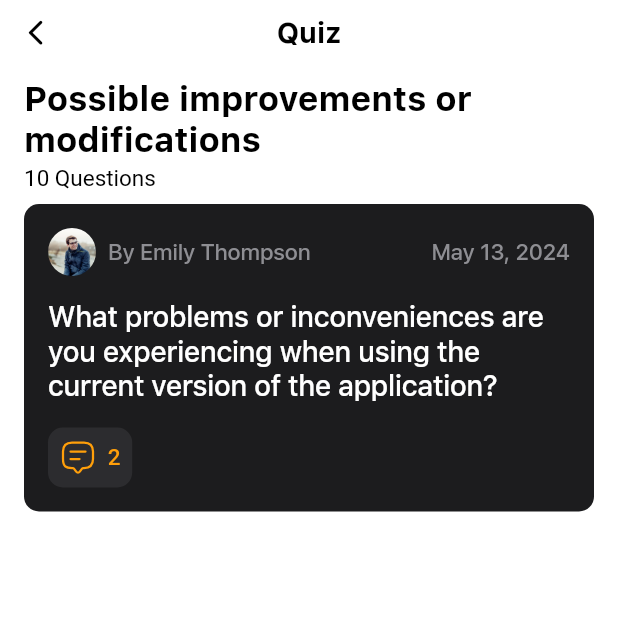
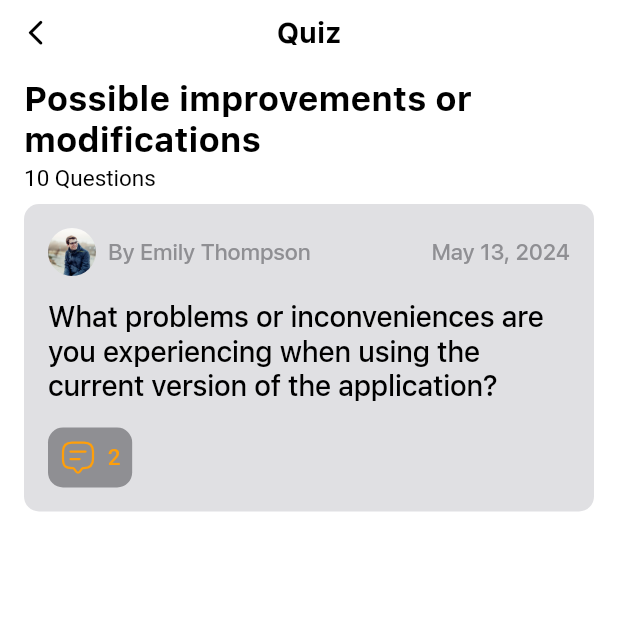
Before and after one commit to kent0505/project11, a Flutter app: the QuizQuestionsPage screen opened by its route, on a phone screen of 412 x 824 dp, the top half of it. Run offline on Flutter 3.47's test engine with Material 3 defaults, Android fonts, the phone set to English and light mode, and no system bars; our stand-ins replace cached_network_image, flutter_bloc, flutter_slidable, flutter_svg, go_router, hive_flutter and 2 more; accounts and stored records are empty; network calls fail; Roboto replaces fonts that are missing (SFM).

Commit message:
changed colors

```diff
--- a/lib/core/config/app_colors.dart
+++ b/lib/core/config/app_colors.dart
@@ -4,23 +4,23 @@ class AppColors {
   static const Color yellow = Color(0xffFF9F0A);
   static Color yellow14 = const Color(0xffFF9F0A).withOpacity(0.14);
 
-  static const Color grey = Color(0xff8E8E93);
-  static const Color card = Color(0xff1C1C1E);
-  static const Color text = Colors.white;
-  static const Color black = Colors.black;
-  static const Color menu = Color(0xff252525);
-  static Color border = const Color(0xffEBEBF5).withOpacity(0.3);
-  static Color grey2 = const Color(0xffEBEBF5).withOpacity(0.3);
-  static Color grey3 = const Color(0xffEBEBF5).withOpacity(0.08);
-
   // static const Color grey = Color(0xff8E8E93);
-  // static const Color card = Color(0xff333333);
+  // static const Color card = Color(0xff1C1C1E);
   // static const Color text = Colors.white;
   // static const Color black = Colors.black;
   // static const Color menu = Color(0xff252525);
   // static Color border = const Color(0xffEBEBF5).withOpacity(0.3);
   // static Color grey2 = const Color(0xffEBEBF5).withOpacity(0.3);
   // static Color grey3 = const Color(0xffEBEBF5).withOpacity(0.08);
+
+  static const Color grey = Color(0xff8F8F93);
+  static const Color card = Color(0xffE0E0E3);
+  static const Color text = Colors.black;
+  static const Color black = Colors.white;
+  static const Color menu = Color(0xffE1E1E1);
+  static Color border = const Color(0xff8F8F93).withOpacity(0.5);
+  static Color grey2 = const Color(0xffA8A8AD).withOpacity(0.7);
+  static Color grey3 = const Color(0xffA8A8AD).withOpacity(0.5);
 }
 
 // Primary Color: (#333333)
--- a/lib/core/widgets/buttons/arrow_back_button.dart
+++ b/lib/core/widgets/buttons/arrow_back_button.dart
@@ -19,7 +19,7 @@ class ArrowBackButton extends StatelessWidget {
         child: const Center(
           child: Icon(
             Icons.arrow_back_ios_rounded,
-            color: AppColors.black,
+            color: AppColors.text,
           ),
         ),
       ),
--- a/lib/core/widgets/custom_appbar.dart
+++ b/lib/core/widgets/custom_appbar.dart
@@ -19,7 +19,7 @@ class CustomAppbar extends StatelessWidget {
           Text(
             title,
             style: const TextStyle(
-              color: AppColors.black,
+              color: AppColors.text,
               fontSize: 19,
               fontFamily: 'SFB',
             ),
--- a/lib/core/widgets/custom_scaffold.dart
+++ b/lib/core/widgets/custom_scaffold.dart
@@ -1,14 +1,19 @@
 import 'package:flutter/material.dart';
 
 class CustomScaffold extends StatelessWidget {
-  const CustomScaffold({super.key, required this.body});
+  const CustomScaffold({
+    super.key,
+    required this.body,
+    this.resize = false,
+  });
 
   final Widget body;
+  final bool resize;
 
   @override
   Widget build(BuildContext context) {
     return Scaffold(
-      resizeToAvoidBottomInset: true,
+      resizeToAvoidBottomInset: resize,
       body: Column(
         children: [
           Container(
--- a/lib/features/home/widgets/balance_card.dart
+++ b/lib/features/home/widgets/balance_card.dart
@@ -59,7 +59,7 @@ class BalanceCard extends StatelessWidget {
                   height: 44,
                   width: 44,
                   decoration: BoxDecoration(
-                    color: AppColors.grey3,
+                    color: AppColors.grey,
                     borderRadius: BorderRadius.circular(22),
                   ),
                   child: const Center(
@@ -97,7 +97,7 @@ class _IncomeCard extends StatelessWidget {
       child: Container(
         height: 64,
         decoration: BoxDecoration(
-          color: AppColors.grey3,
+          color: AppColors.grey2,
           borderRadius: BorderRadius.circular(10),
         ),
         child: Row(
@@ -107,7 +107,7 @@ class _IncomeCard extends StatelessWidget {
               height: 44,
               width: 44,
               decoration: BoxDecoration(
-                color: AppColors.grey3,
+                color: AppColors.grey,
                 borderRadius: BorderRadius.circular(10),
               ),
               child: Center(
--- a/lib/features/home/widgets/home_appbar.dart
+++ b/lib/features/home/widgets/home_appbar.dart
@@ -18,7 +18,7 @@ class HomeAppbar extends StatelessWidget {
           Text(
             '$firstName $lastName',
             style: const TextStyle(
-              color: AppColors.black,
+              color: AppColors.text,
               fontSize: 17,
               fontFamily: 'SFB',
             ),
--- a/lib/features/news/pages/news_page.dart
+++ b/lib/features/news/pages/news_page.dart
@@ -26,7 +26,7 @@ class NewsPage extends StatelessWidget {
               Text(
                 'News',
                 style: TextStyle(
-                  color: AppColors.black,
+                  color: AppColors.text,
                   fontSize: 32,
                   fontWeight: FontWeight.w700,
                   fontFamily: 'SFB',
--- a/lib/features/news/widgets/breaking_news_card.dart
+++ b/lib/features/news/widgets/breaking_news_card.dart
@@ -42,7 +42,7 @@ class BreakingNewsCard extends StatelessWidget {
               maxLines: 3,
               overflow: TextOverflow.ellipsis,
               style: const TextStyle(
-                color: AppColors.black,
+                color: AppColors.text,
                 fontSize: 15,
                 fontFamily: 'SF',
               ),
--- a/lib/features/news/widgets/news_card.dart
+++ b/lib/features/news/widgets/news_card.dart
@@ -40,7 +40,7 @@ class NewsCard extends StatelessWidget {
               maxLines: 3,
               overflow: TextOverflow.ellipsis,
               style: const TextStyle(
-                color: AppColors.black,
+                color: AppColors.text,
                 fontSize: 15,
                 fontFamily: 'SF',
               ),
--- a/lib/features/news/widgets/news_list_title.dart
+++ b/lib/features/news/widgets/news_list_title.dart
@@ -15,7 +15,7 @@ class NewsListTitle extends StatelessWidget {
         Text(
           title,
           style: const TextStyle(
-            color: AppColors.black,
+            color: AppColors.text,
             fontSize: 19,
             fontFamily: 'SFB',
           ),
--- a/lib/features/quiz/pages/quiz_page.dart
+++ b/lib/features/quiz/pages/quiz_page.dart
@@ -18,7 +18,7 @@ class QuizPage extends StatelessWidget {
               Text(
                 'Quiz',
                 style: TextStyle(
-                  color: AppColors.black,
+                  color: AppColors.text,
                   fontSize: 32,
                   fontWeight: FontWeight.w700,
                   fontFamily: 'SFB',
--- a/lib/features/quiz/pages/quiz_questions_page.dart
+++ b/lib/features/quiz/pages/quiz_questions_page.dart
@@ -28,7 +28,7 @@ class QuizQuestionsPage extends StatelessWidget {
                     const Text(
                       'Possible improvements or modifications',
                       style: TextStyle(
-                        color: AppColors.black,
+                        color: AppColors.text,
                         fontSize: 23,
                         fontWeight: FontWeight.w700,
                         fontFamily: 'SFB',
@@ -40,7 +40,7 @@ class QuizQuestionsPage extends StatelessWidget {
                         Text(
                           '10 Questions',
                           style: TextStyle(
-                            color: AppColors.black,
+                            color: AppColors.text,
                             fontSize: 15,
                             fontFamily: 'SFM',
                           ),
--- a/lib/features/quiz/widgets/question_card.dart
+++ b/lib/features/quiz/widgets/question_card.dart
@@ -75,7 +75,7 @@ class QuestionCard extends StatelessWidget {
                 Container(
                   height: 40,
                   decoration: BoxDecoration(
-                    color: AppColors.grey3,
+                    color: AppColors.grey,
                     borderRadius: BorderRadius.circular(10),
                   ),
                   child: Row(
--- a/lib/features/quiz/widgets/quiz_card.dart
+++ b/lib/features/quiz/widgets/quiz_card.dart
@@ -109,6 +109,10 @@ class QuizCard extends StatelessWidget {
                           ),
                         ),
                       ),
+                      const Positioned(
+                        left: 88,
+                        child: Text('10 questions'),
+                      ),
                     ],
                   ),
                 ),
@@ -117,7 +121,7 @@ class QuizCard extends StatelessWidget {
                   height: 44,
                   width: 44,
                   decoration: BoxDecoration(
-                    color: AppColors.grey3,
+                    color: AppColors.grey,
                     borderRadius: BorderRadius.circular(22),
                   ),
                   child: const Center(
--- a/lib/features/settings/pages/my_profile_page.dart
+++ b/lib/features/settings/pages/my_profile_page.dart
@@ -161,8 +161,8 @@ class _MyProfilePageState extends State<MyProfilePage> {
                       children: [
                         Text(
                           male ? 'Male' : 'Female',
-                          style: TextStyle(
-                            color: AppColors.border,
+                          style: const TextStyle(
+                            color: AppColors.grey,
                             fontSize: 17,
                             fontWeight: FontWeight.w500,
                             fontFamily: 'SF',
```
Also changed, not shown: lib/features/news/pages/news_detail_page.dart (+4 -5 lines), lib/features/quiz/pages/quiz_comments_page.dart (+10 -4 lines).
